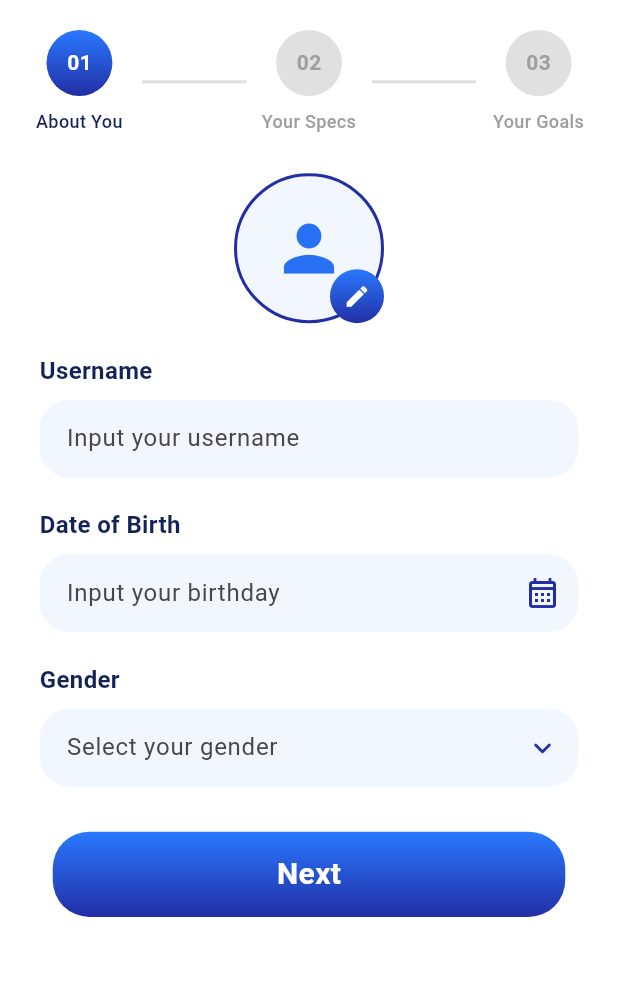
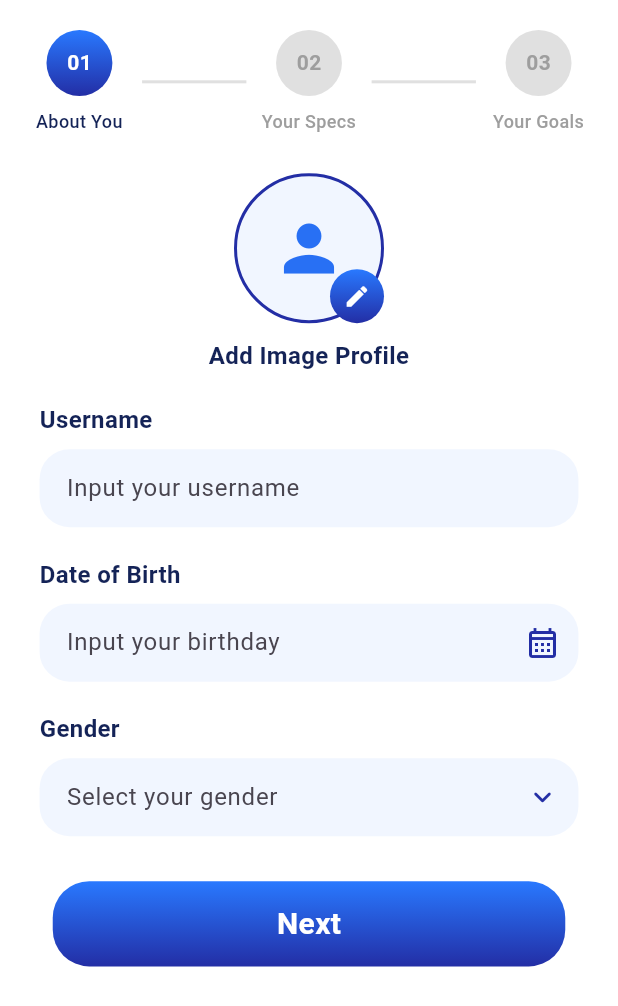
Before and after one commit to galihtra/turun, a Flutter app: the screen it shows once a user with an empty profile is signed in, on a phone screen of 412 x 824 dp. Shown: the top 1006 px of the screen. Run offline on Flutter 3.47's test engine with Material 3 defaults, Android fonts, the phone set to English and light mode, and no system bars; our stand-ins replace flutter_dotenv, flutter_easyloading, flutter_screenutil, flutter_svg, fluttertoast, gap and 5 more; accounts and stored records are empty; project files that could hold a hidden picture were left out.

Commit message:
update widget custom image profile

```diff
--- a/lib/base_widgets/image/custom_image_profile.dart
+++ b/lib/base_widgets/image/custom_image_profile.dart
@@ -1,13 +1,18 @@
 import 'package:flutter/material.dart';
 import '../../resources/colors_app.dart';
+import '../../resources/styles_app.dart';
+import '../../resources/values_app.dart';
 
 class CustomImageProfile extends StatelessWidget {
   final double size;
+  final String? title;
+  final TextStyle? titleStyle;
+  final double spacer;
   final Color? backgroundColor;
   final Widget? placeholder;
   final ImageProvider? image;
   final Widget? editIcon;
-  final VoidCallback? onEditTap;
+  final VoidCallback? onTap;
   final double editIconSize;
   final Alignment editIconAlignment;
   final bool showEditIcon;
@@ -21,17 +26,23 @@ class CustomImageProfile extends StatelessWidget {
     this.placeholder,
     this.image,
     this.editIcon,
-    this.onEditTap,
+    this.onTap,
     this.editIconSize = 36,
     this.editIconAlignment = Alignment.bottomRight,
     this.showEditIcon = true,
     this.borderWidth = 2.0,
     this.borderColor,
+    this.title,
+    this.titleStyle,
+    this.spacer = AppSizes.s10,
   });
 
   @override
   Widget build(BuildContext context) {
-    return Stack(
+    return Column(
+      mainAxisSize: MainAxisSize.min,
+      children: [
+        Stack(
           alignment: editIconAlignment,
           children: [
             Container(
@@ -60,9 +71,12 @@ class CustomImageProfile extends StatelessWidget {
                       )
                   : null,
             ),
+            // ----------------------------------------------
+            // Edit Icon
+            // ----------------------------------------------
             if (showEditIcon)
               GestureDetector(
-            onTap: onEditTap,
+                onTap: onTap,
                 child: Container(
                   width: editIconSize,
                   height: editIconSize,
@@ -79,6 +93,23 @@ class CustomImageProfile extends StatelessWidget {
                 ),
               ),
           ],
+        ),
+        // ----------------------------------------------
+        // Spacer
+        // ----------------------------------------------
+        if (title != null) ...[
+          SizedBox(height: spacer),
+        ],
+        // ----------------------------------------------
+        // Title
+        // ----------------------------------------------
+        if (title != null)
+          Text(
+            title!,
+            style: titleStyle ?? AppStyles.body2Regular,
+            textAlign: TextAlign.center,
+          ),
+      ],
     );
   }
 }
--- a/lib/pages/auth/onboarding/stepper/onboarding_step1_page.dart
+++ b/lib/pages/auth/onboarding/stepper/onboarding_step1_page.dart
@@ -29,6 +29,7 @@ class _OnboardingStep1PageState extends State<OnboardingStep1Page> {
   final _birthDateController = TextEditingController();
 
   final ValueNotifier<String?> genderNotifier = ValueNotifier(null);
+  final ValueNotifier<String?> birthDateNotifier = ValueNotifier(null);
 
   DateTime? _selectedDate;
 
@@ -113,8 +114,12 @@ class _OnboardingStep1PageState extends State<OnboardingStep1Page> {
             // ======================================================================
             Center(
               child: CustomImageProfile(
+                title: "Add Image Profile",
+                titleStyle: AppStyles.body1SemiBold.copyWith(
+                  color: AppColors.deepBlue,
+                ),
                 size: 100,
-                onEditTap: () {},
+                onTap: () {},
                 borderColor: AppColors.blueDark,
                 borderWidth: 2,
               ),
```
Lines whose indentation alone changed are shown as unchanged.
